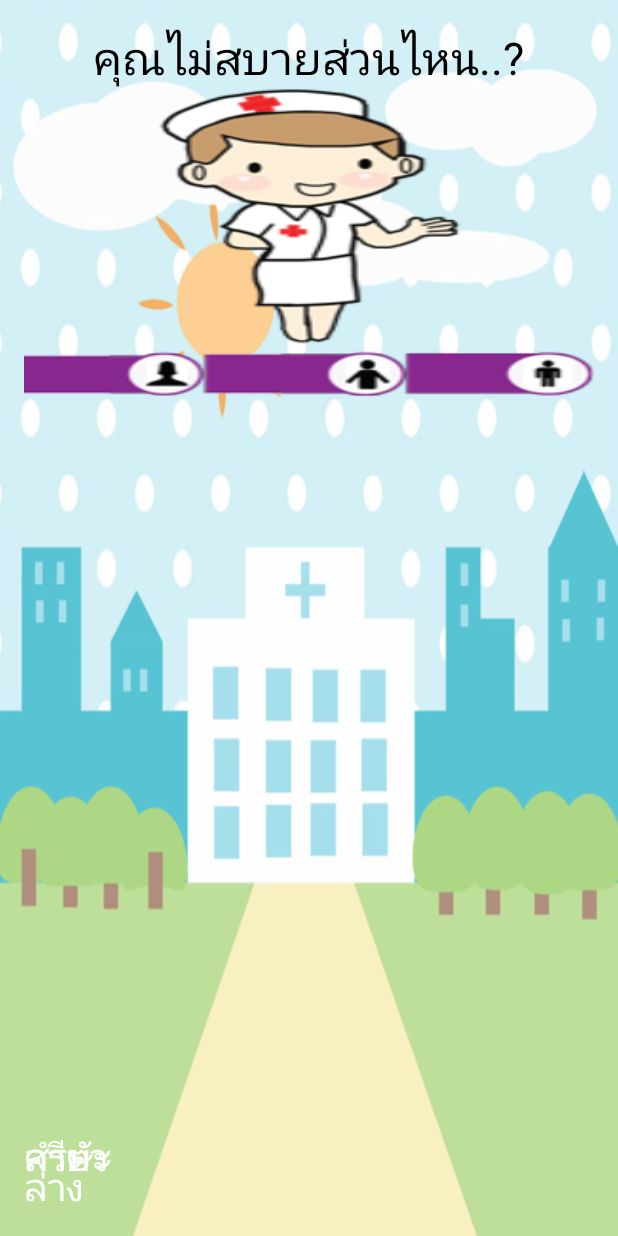
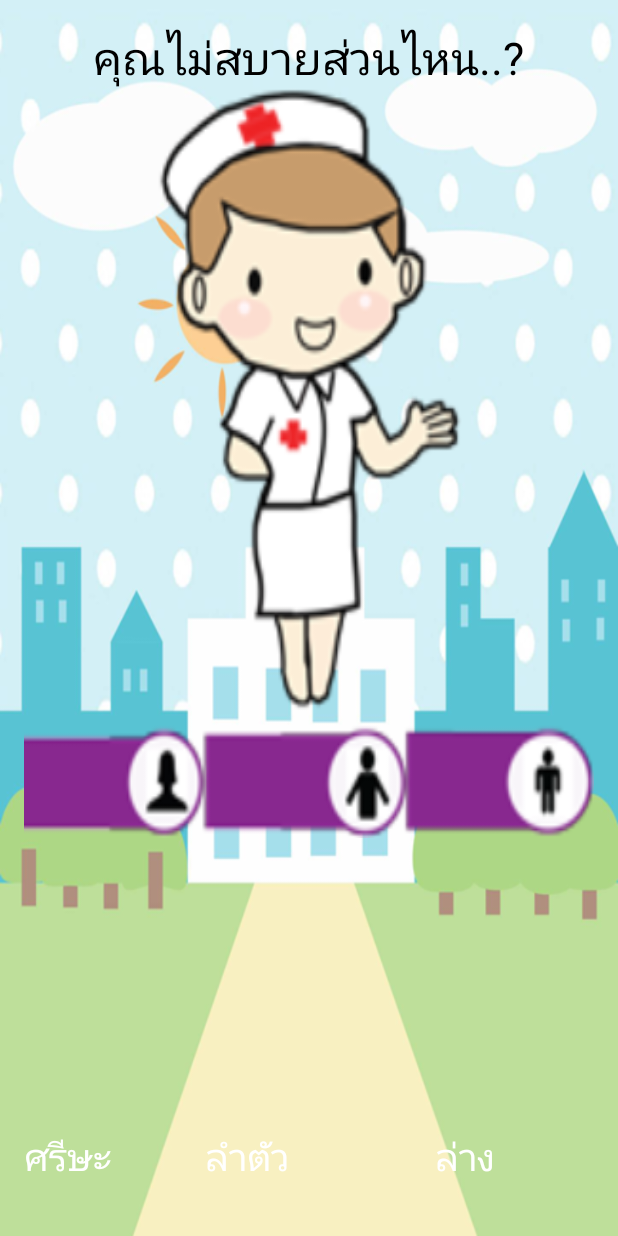
Before and after one commit to masterUNG/Hospital-Room-1, an Android app: the NurseActivity screen opened directly, with no data from a screen before it, on a phone screen of 412 x 824 dp. Run offline under Robolectric (Android 15) with nearby library versions, the phone set to English and light mode, and no system bars.

Commit message:
startsingupppp13.10

```diff
--- a/app/src/main/res/layout/activity_main.xml
+++ b/app/src/main/res/layout/activity_main.xml
@@ -189,14 +189,16 @@
                             android:layout_height="wrap_content"
                             android:text="@string/Boy"
                             android:id="@+id/radioButton3"
-                            android:checked="false" />
+                            android:checked="false"
+                            android:textSize="@dimen/h" />
 
                         <RadioButton
                             android:layout_width="wrap_content"
                             android:layout_height="wrap_content"
                             android:text="@string/Girl"
                             android:id="@+id/radioButton4"
-                            android:checked="false" />
+                            android:checked="false"
+                            android:textSize="@dimen/h" />
                     </RadioGroup>
 
                 </LinearLayout>
--- a/app/src/main/res/layout/activity_nurse.xml
+++ b/app/src/main/res/layout/activity_nurse.xml
@@ -36,7 +36,7 @@
 
                 <ImageView
                     android:layout_width="match_parent"
-                    android:layout_height="wrap_content"
+                    android:layout_height="500dp"
                     android:id="@+id/imageView50"
                     android:background="@drawable/nurseee" />
 
@@ -46,9 +46,12 @@
                     android:text="@string/Head"
                     android:id="@+id/textView12"
                     android:textSize="@dimen/h2"
+                    android:paddingBottom="20dp"
+                    android:textColor="#ffffff"
                     android:layout_alignParentBottom="true"
-                    android:paddingBottom="20dp"
-                    android:textColor="#ffffff" />
+                    android:layout_alignParentLeft="true"
+                    android:layout_alignParentStart="true"
+                    android:onClick="clickNurseHead" />
 
                 <TextView
                     android:layout_width="wrap_content"
@@ -57,18 +60,27 @@
                     android:id="@+id/textView13"
                     android:textSize="@dimen/h2"
                     android:paddingBottom="20dp"
+                    android:textColor="#ffffff"
+                    android:layout_marginLeft="62dp"
                     android:layout_alignParentBottom="true"
-                    android:layout_gravity="center"
-                    android:textColor="#ffffff" />
+                    android:layout_toRightOf="@+id/textView12"
+                    android:layout_toEndOf="@+id/textView12"
+                    android:layout_marginStart="62dp"
+                    android:onClick="clickNurseBody" />
 
                 <TextView
                     android:layout_width="wrap_content"
                     android:layout_height="wrap_content"
                     android:text="@string/Leg"
                     android:id="@+id/textView33"
-                    android:layout_alignParentBottom="true"
                     android:textSize="@dimen/h2"
-                    android:textColor="#ffffff" />
+                    android:textColor="#ffffff"
+                    android:layout_marginRight="66dp"
+                    android:layout_marginEnd="66dp"
+                    android:layout_alignTop="@+id/textView13"
+                    android:layout_alignParentRight="true"
+                    android:layout_alignParentEnd="true"
+                    android:onClick="clickNurseleg" />
 
             </RelativeLayout>
         </LinearLayout>
--- a/app/src/main/res/values/strings.xml
+++ b/app/src/main/res/values/strings.xml
@@ -61,7 +61,7 @@
     <string name="Drug12">แจ้งเตือนการกินยา</string>
     <string name="Menu1">หน้าแรก</string>
     <string name="Menu2">ข้อมูลผู้ใช้</string>
-    <string name="Menu3">สัดส่วน</string>
+    <string name="Menu3">โรคตามสัดส่วนของร่างกาย</string>
     <string name="Menu4">บันทึกสุขภาพ</string>
     <string name="Menu5">บันทึกการกินยา</string>
     <string name="Menu6">โยคะ</string>
```
Also changed, not shown: app/src/main/res/layout/activity_menu.xml (+19 -0 lines).
